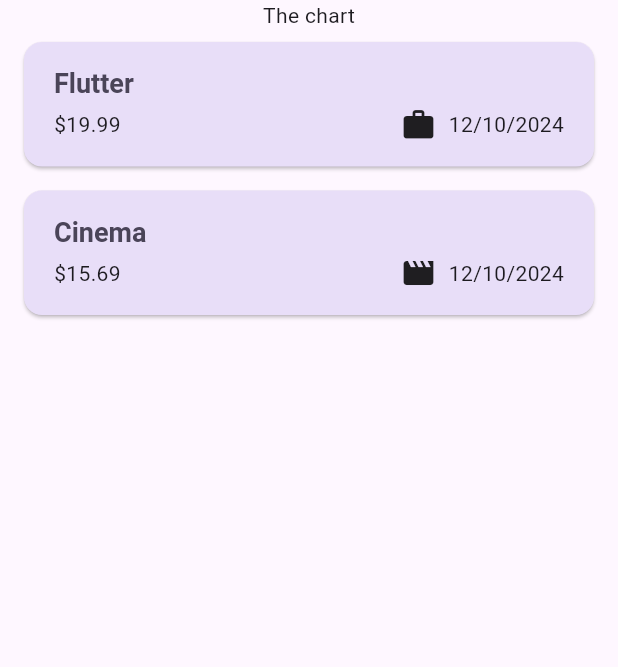
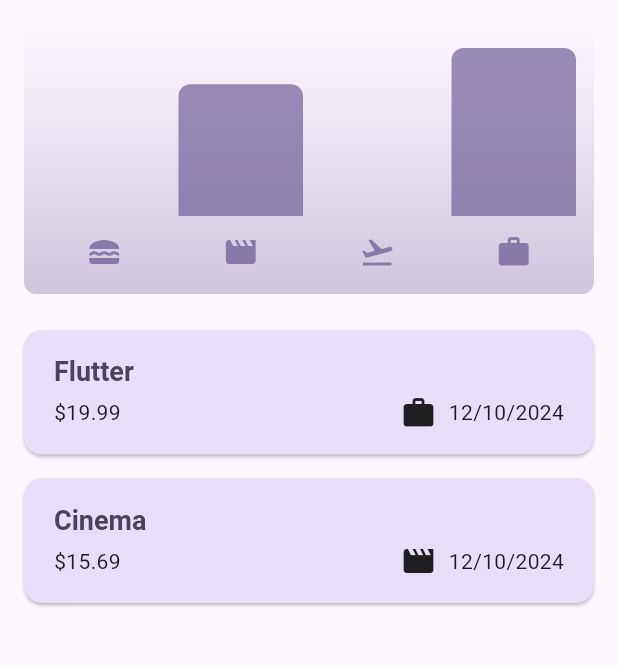
Before and after one commit to kotokotodonabe/expense_tracker, a Flutter app: the screen it shows after launch, on a phone screen of 412 x 824 dp, the part 84-751 px from its top. Run offline on Flutter 3.47's test engine with Material 3 defaults, Android fonts, the phone set to English and light mode, and no system bars; missing offline and left inert: dart:ffi.

Commit message:
feat: 経費のChartBarを作成

```diff
--- a/lib/models/expense.dart
+++ b/lib/models/expense.dart
@@ -34,13 +34,13 @@ class Expense {
   }
 }
 
-class ExpensesBucket {
-  const ExpensesBucket({
+class ExpenseBucket {
+  const ExpenseBucket({
     required this.category,
     required this.expenses,
   });
 
-  ExpensesBucket.forCategory(List<Expense> allExpenses, this.category)
+  ExpenseBucket.forCategory(List<Expense> allExpenses, this.category)
       : expenses = allExpenses
             .where((expense) => expense.category == category)
             .toList();
--- /dev/null
+++ b/lib/widgets/chart/chart.dart
@@ -0,0 +1,95 @@
+import 'package:flutter/material.dart';
+
+import 'package:expense_tracker/widgets/chart/chart_bar.dart';
+import 'package:expense_tracker/models/expense.dart';
+
+class Chart extends StatelessWidget {
+  const Chart({super.key, required this.expenses});
+
+  final List<Expense> expenses;
+
+  List<ExpenseBucket> get buckets {
+    return [
+      ExpenseBucket.forCategory(expenses, Category.food),
+      ExpenseBucket.forCategory(expenses, Category.leisure),
+      ExpenseBucket.forCategory(expenses, Category.travel),
+      ExpenseBucket.forCategory(expenses, Category.work),
+    ];
+  }
+
+  double get maxTotalExpense {
+    double maxTotalExpense = 0;
+
+    for (final bucket in buckets) {
+      if (bucket.totalExpenses > maxTotalExpense) {
+        maxTotalExpense = bucket.totalExpenses;
+      }
+    }
+
+    return maxTotalExpense;
+  }
+
+  @override
+  Widget build(BuildContext context) {
+    final isDarkMode =
+        MediaQuery.of(context).platformBrightness == Brightness.dark;
+    return Container(
+      margin: const EdgeInsets.all(16),
+      padding: const EdgeInsets.symmetric(
+        vertical: 16,
+        horizontal: 8,
+      ),
+      width: double.infinity,
+      height: 180,
+      decoration: BoxDecoration(
+        borderRadius: BorderRadius.circular(8),
+        gradient: LinearGradient(
+          colors: [
+            Theme.of(context).colorScheme.primary.withOpacity(0.3),
+            Theme.of(context).colorScheme.primary.withOpacity(0.0)
+          ],
+          begin: Alignment.bottomCenter,
+          end: Alignment.topCenter,
+        ),
+      ),
+      child: Column(
+        children: [
+          Expanded(
+            child: Row(
+              crossAxisAlignment: CrossAxisAlignment.end,
+              children: [
+                for (final bucket in buckets) // alternative to map()
+                  ChartBar(
+                    fill: bucket.totalExpenses == 0
+                        ? 0
+                        : bucket.totalExpenses / maxTotalExpense,
+                  )
+              ],
+            ),
+          ),
+          const SizedBox(height: 12),
+          Row(
+            children: buckets
+                .map(
+                  (bucket) => Expanded(
+                    child: Padding(
+                      padding: const EdgeInsets.symmetric(horizontal: 4),
+                      child: Icon(
+                        categoryIcons[bucket.category],
+                        color: isDarkMode
+                            ? Theme.of(context).colorScheme.secondary
+                            : Theme.of(context)
+                                .colorScheme
+                                .primary
+                                .withOpacity(0.7),
+                      ),
+                    ),
+                  ),
+                )
+                .toList(),
+          )
+        ],
+      ),
+    );
+  }
+}
--- /dev/null
+++ b/lib/widgets/chart/chart_bar.dart
@@ -0,0 +1,34 @@
+import 'package:flutter/material.dart';
+
+class ChartBar extends StatelessWidget {
+  const ChartBar({
+    super.key,
+    required this.fill,
+  });
+
+  final double fill;
+
+  @override
+  Widget build(BuildContext context) {
+    final isDarkMode =
+        MediaQuery.of(context).platformBrightness == Brightness.dark;
+    return Expanded(
+      child: Padding(
+        padding: const EdgeInsets.symmetric(horizontal: 4),
+        child: FractionallySizedBox(
+          heightFactor: fill,
+          child: DecoratedBox(
+            decoration: BoxDecoration(
+              shape: BoxShape.rectangle,
+              borderRadius:
+                  const BorderRadius.vertical(top: Radius.circular(8)),
+              color: isDarkMode
+                  ? Theme.of(context).colorScheme.secondary
+                  : Theme.of(context).colorScheme.primary.withOpacity(0.65),
+            ),
+          ),
+        ),
+      ),
+    );
+  }
+}
--- a/lib/widgets/expenses.dart
+++ b/lib/widgets/expenses.dart
@@ -1,5 +1,6 @@
 import 'dart:math';
 
+import 'package:expense_tracker/widgets/chart/chart.dart';
 import 'package:flutter/material.dart';
 
 import 'package:expense_tracker/models/expense.dart';
@@ -93,7 +94,7 @@ class _ExpensesState extends State<Expenses> {
       ),
       body: Column(
         children: [
-          const Text('The chart'),
+          Chart(expenses: _registeredExpenses),
           Expanded(
             child: mainContent,
           ),
```
